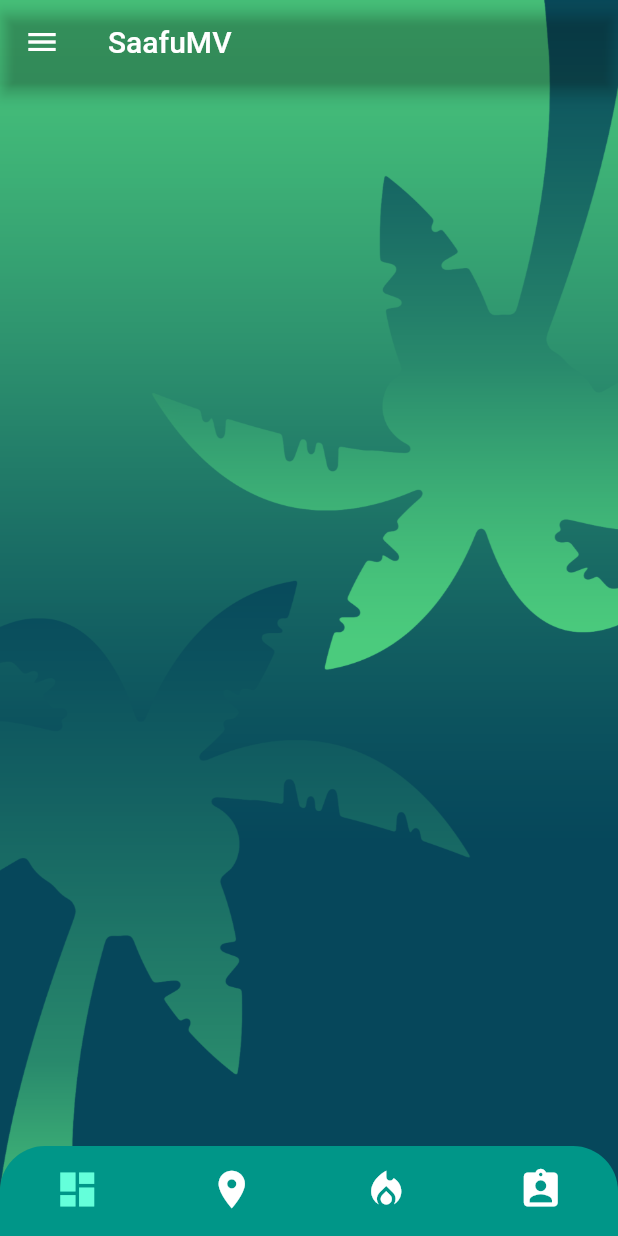
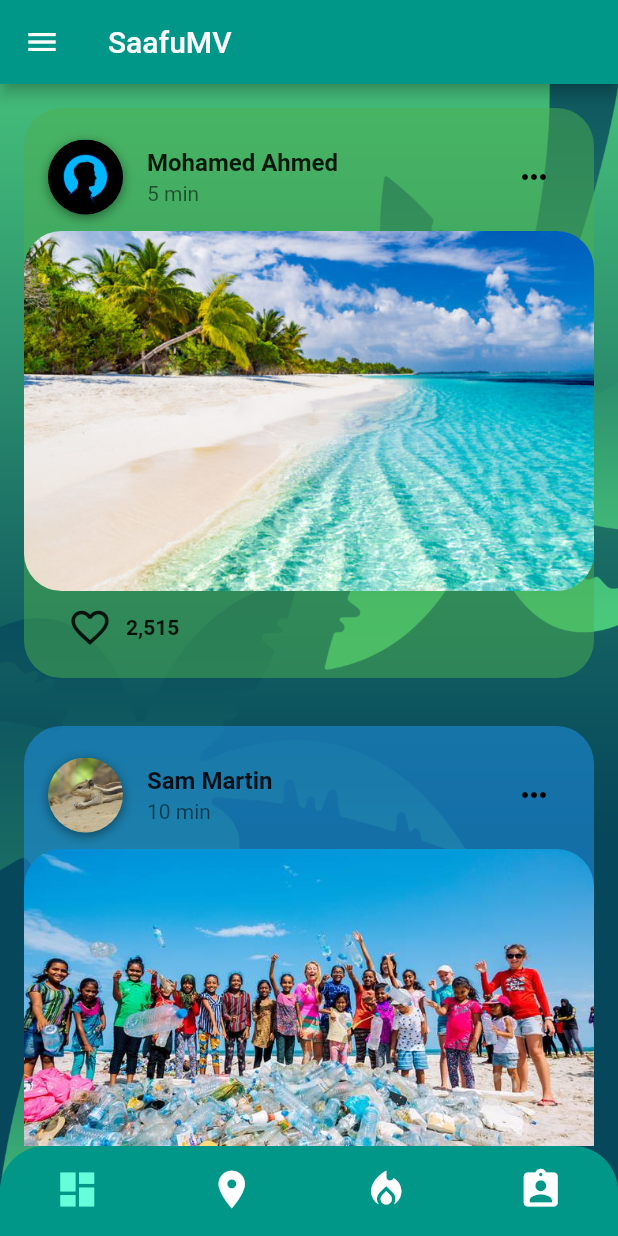
Before and after one commit to yersie/SaafuMV, a Flutter app: the screen it shows after launch, on a phone screen of 412 x 824 dp. Run offline on Flutter 3.47's test engine with Material 2 defaults, Android fonts, the phone set to English and light mode, and no system bars; accounts and stored records are empty.

Commit message:
HomePage 	new file:   asset/img/event/0.png 	new file:   asset/img/event/1.png 	new file:   asset/img/event/2.png 	new file:   asset/img/event/3.png 	new file:   asset/img/user_profile/0.jpg 	new file:   asset/img/user_profile/1.jpg 	new file:   asset/img/user_profile/2.jpg 	new file:   asset/img/user_profile/3.jpg 	modified:   lib/main.dart 	new file:   lib/model/comment_model.dart 	new file:   lib/model/event.dart 	modified:   lib/page/home_page.dart 	new file:   lib/provider/event_provider.dart 	new file:   lib/widget/event_card.dart 	modified:   pubspec.yaml

```diff
--- a/lib/main.dart
+++ b/lib/main.dart
@@ -3,7 +3,6 @@ import 'package:flutter/services.dart';
 import 'package:provider/provider.dart';
 
 import 'provider/auth_provider.dart';
-
 import 'page/home_page.dart';
 import 'page/sign_in_page.dart';
 import 'page/sign_up_page.dart';
--- /dev/null
+++ b/lib/model/comment_model.dart
@@ -0,0 +1,39 @@
+class Comment {
+  String authorName;
+  String authorImageUrl;
+  String text;
+
+  Comment({
+    this.authorName,
+    this.authorImageUrl,
+    this.text,
+  });
+}
+
+final List<Comment> comments = [
+  Comment(
+    authorName: 'Angel',
+    authorImageUrl: 'assets/images/user2.png',
+    text: 'Loving this photo!!',
+  ),
+  Comment(
+    authorName: 'Charlie',
+    authorImageUrl: 'assets/images/user3.png',
+    text: 'One of the best photos of you...',
+  ),
+  Comment(
+    authorName: 'Angelina Martin',
+    authorImageUrl: 'assets/images/user4.png',
+    text: 'Can\'t wait for you to post more!',
+  ),
+  Comment(
+    authorName: 'Jax',
+    authorImageUrl: 'assets/images/user1.png',
+    text: 'Nice job',
+  ),
+  Comment(
+    authorName: 'Sam Martin',
+    authorImageUrl: 'assets/images/user0.png',
+    text: 'Thanks everyone :)',
+  ),
+];
--- /dev/null
+++ b/lib/model/event.dart
@@ -0,0 +1,23 @@
+import 'package:flutter/foundation.dart';
+
+enum EventStatus {
+  Needed,
+  Scheduled,
+  Completed,
+}
+
+class Event {
+  String authorName;
+  String authorImageUrl;
+  String timeAgo;
+  String imageUrl;
+  EventStatus eventStatus;
+
+  Event({
+    @required this.authorName,
+    @required this.authorImageUrl,
+    @required this.timeAgo,
+    @required this.imageUrl,
+    @required this.eventStatus,
+  });
+}
--- a/lib/page/home_page.dart
+++ b/lib/page/home_page.dart
@@ -1,18 +1,17 @@
 import 'package:flutter/material.dart';
 
+import '../provider/event_provider.dart';
 import '../widget/app_drawer.dart';
 import '../widget/bottom_nav.dart';
+import '../widget/event_card.dart';
 
-class HomePage extends StatefulWidget {
+class HomePage extends StatelessWidget {
   static const ROUTE = '/home';
-  @override
-  _HomePageState createState() => _HomePageState();
-}
 
-class _HomePageState extends State<HomePage> {
+  final events = Events().events;
+
   @override
   Widget build(BuildContext context) {
-    // SystemChrome.setEnabledSystemUIOverlays([SystemUiOverlay.top]);
     return Scaffold(
       body: Stack(
         children: [
@@ -30,11 +29,13 @@ class _HomePageState extends State<HomePage> {
             backgroundColor: Colors.transparent,
             drawer: AppDrawer(),
             appBar: AppBar(
-              backgroundColor: Colors.transparent,
+              backgroundColor: Colors.teal,
               title: const Text('SaafuMV'),
-              // automaticallyImplyLeading: false,
             ),
-            body: Container(),
+            body: ListView(
+              physics: AlwaysScrollableScrollPhysics(),
+              children: <Widget>[...events.map((e) => EventCard(e)).toList()],
+            ),
           ),
         ],
       ),
--- /dev/null
+++ b/lib/provider/event_provider.dart
@@ -0,0 +1,36 @@
+import 'package:flutter/foundation.dart';
+
+import '../model/event.dart';
+
+class Events with ChangeNotifier {
+  final List<Event> events = [
+    Event(
+      authorName: 'Mohamed Ahmed',
+      authorImageUrl: 'asset/img/user_profile/0.jpg',
+      timeAgo: '5 min',
+      imageUrl: 'asset/img/event/0.png',
+      eventStatus: EventStatus.Completed,
+    ),
+    Event(
+      authorName: 'Sam Martin',
+      authorImageUrl: 'asset/img/user_profile/1.jpg',
+      timeAgo: '10 min',
+      imageUrl: 'asset/img/event/1.png',
+      eventStatus: EventStatus.Scheduled,
+    ),
+    Event(
+      authorName: 'Ibrahim Mohamed',
+      authorImageUrl: 'asset/img/user_profile/2.jpg',
+      timeAgo: '10 min',
+      imageUrl: 'asset/img/event/2.png',
+      eventStatus: EventStatus.Needed,
+    ),
+    Event(
+      authorName: 'Hawwa Ali',
+      authorImageUrl: 'asset/img/user_profile/3.jpg',
+      timeAgo: '10 min',
+      imageUrl: 'asset/img/event/3.png',
+      eventStatus: EventStatus.Completed,
+    ),
+  ];
+}
--- /dev/null
+++ b/lib/widget/event_card.dart
@@ -0,0 +1,128 @@
+import 'package:flutter/material.dart';
+
+// import '../provider/event_provider.dart';
+import '../model/event.dart';
+
+class EventCard extends StatelessWidget {
+  final Event event;
+
+  EventCard(this.event);
+
+  Color get eventColor {
+    if (event.eventStatus == EventStatus.Needed) {
+      return Colors.yellow.withOpacity(0.5);
+    } else if (event.eventStatus == EventStatus.Scheduled) {
+      return Colors.blue.withOpacity(0.5);
+    } else {
+      return Colors.green.withOpacity(0.5);
+    }
+  }
+
+  @override
+  Widget build(BuildContext context) {
+    return Padding(
+      padding: EdgeInsets.symmetric(horizontal: 16.0, vertical: 16.0),
+      child: Container(
+        width: double.infinity,
+        // height: 340.0,
+        decoration: BoxDecoration(
+          color: eventColor,
+          borderRadius: BorderRadius.circular(25.0),
+        ),
+        child: Column(
+          children: <Widget>[
+            Padding(
+              padding: EdgeInsets.symmetric(vertical: 10.0),
+              child: Column(
+                children: <Widget>[
+                  ListTile(
+                    leading: Container(
+                      width: 50.0,
+                      height: 50.0,
+                      decoration: BoxDecoration(
+                        shape: BoxShape.circle,
+                        boxShadow: [
+                          BoxShadow(
+                            color: Colors.black45,
+                            offset: Offset(0, 2),
+                            blurRadius: 6.0,
+                          ),
+                        ],
+                      ),
+                      child: CircleAvatar(
+                        child: ClipOval(
+                          child: Image(
+                            height: 50.0,
+                            width: 50.0,
+                            image: AssetImage(event.authorImageUrl),
+                            fit: BoxFit.cover,
+                          ),
+                        ),
+                      ),
+                    ),
+                    title: Text(
+                      event.authorName,
+                      style: TextStyle(
+                        fontWeight: FontWeight.bold,
+                      ),
+                    ),
+                    subtitle: Text(event.timeAgo),
+                    trailing: IconButton(
+                      icon: Icon(Icons.more_horiz),
+                      color: Colors.black,
+                      onPressed: () => print('More'),
+                    ),
+                  ),
+                  InkWell(
+                    onDoubleTap: () => print('Like post'),
+                    child: Container(
+                      // margin: EdgeInsets.all(10.0),
+                      width: double.infinity,
+                      height: 240.0,
+                      decoration: BoxDecoration(
+                        borderRadius: BorderRadius.circular(25.0),
+                        image: DecorationImage(
+                          image: AssetImage(event.imageUrl),
+                          fit: BoxFit.cover,
+                        ),
+                      ),
+                    ),
+                  ),
+                  Padding(
+                    padding: EdgeInsets.symmetric(horizontal: 20.0),
+                    child: Row(
+                      mainAxisAlignment: MainAxisAlignment.spaceBetween,
+                      children: <Widget>[
+                        Row(
+                          children: <Widget>[
+                            Row(
+                              children: <Widget>[
+                                IconButton(
+                                  icon: Icon(Icons.favorite_border),
+                                  iconSize: 30.0,
+                                  onPressed: () => print('Like post'),
+                                ),
+                                Text(
+                                  '2,515',
+                                  style: TextStyle(
+                                    fontSize: 14.0,
+                                    fontWeight: FontWeight.w600,
+                                  ),
+                                ),
+                              ],
+                            ),
+                            SizedBox(width: 20.0),
+                          ],
+                        ),
+                      ],
+                    ),
+                  ),
+                ],
+              ),
+            ),
+          ],
+        ),
+      ),
+    );
+  }
+}
```
Also changed, not shown: pubspec.yaml (+7 -2 lines), asset/img/event/0.png (added), asset/img/event/1.png (added), asset/img/event/2.png (added), asset/img/event/3.png (added), asset/img/user_profile/0.jpg (added), asset/img/user_profile/1.jpg (added), asset/img/user_profile/2.jpg (added), asset/img/user_profile/3.jpg (added).
